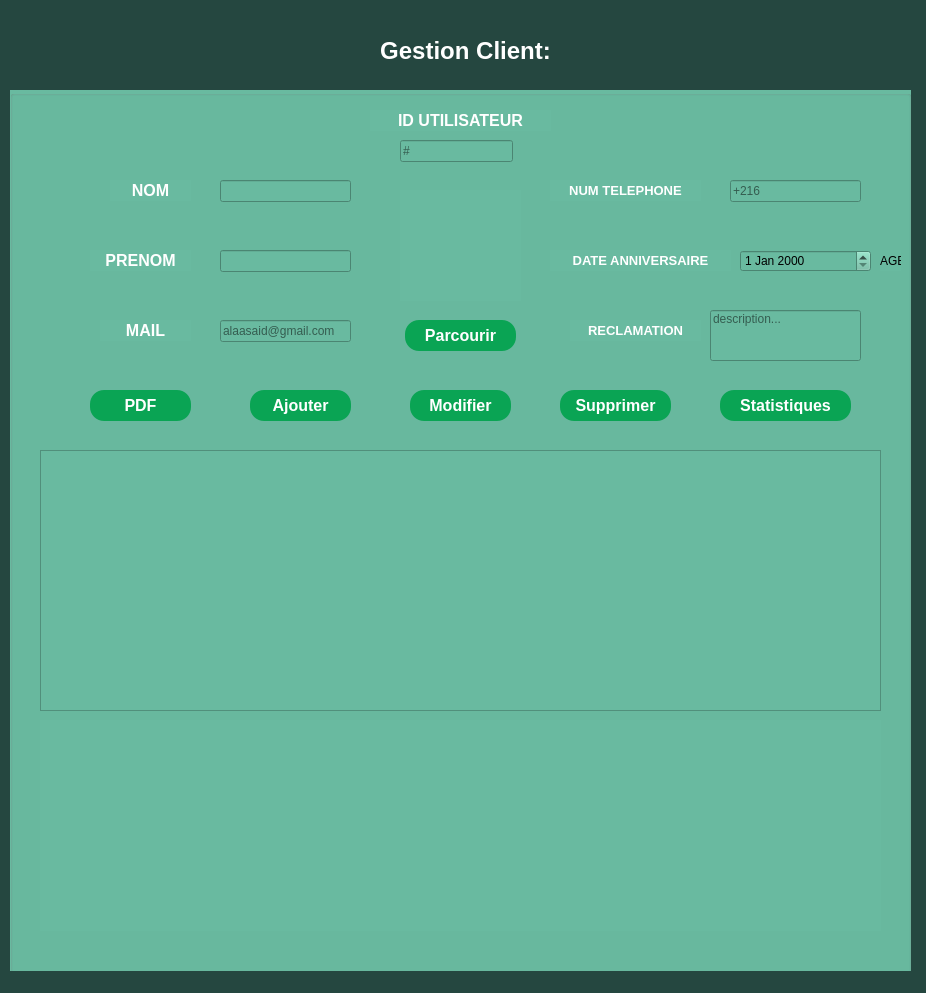
Before: the Qt Designer form gestion_client.ui in FaouziSaidi/QT_CPP, drawn with Qt 5.
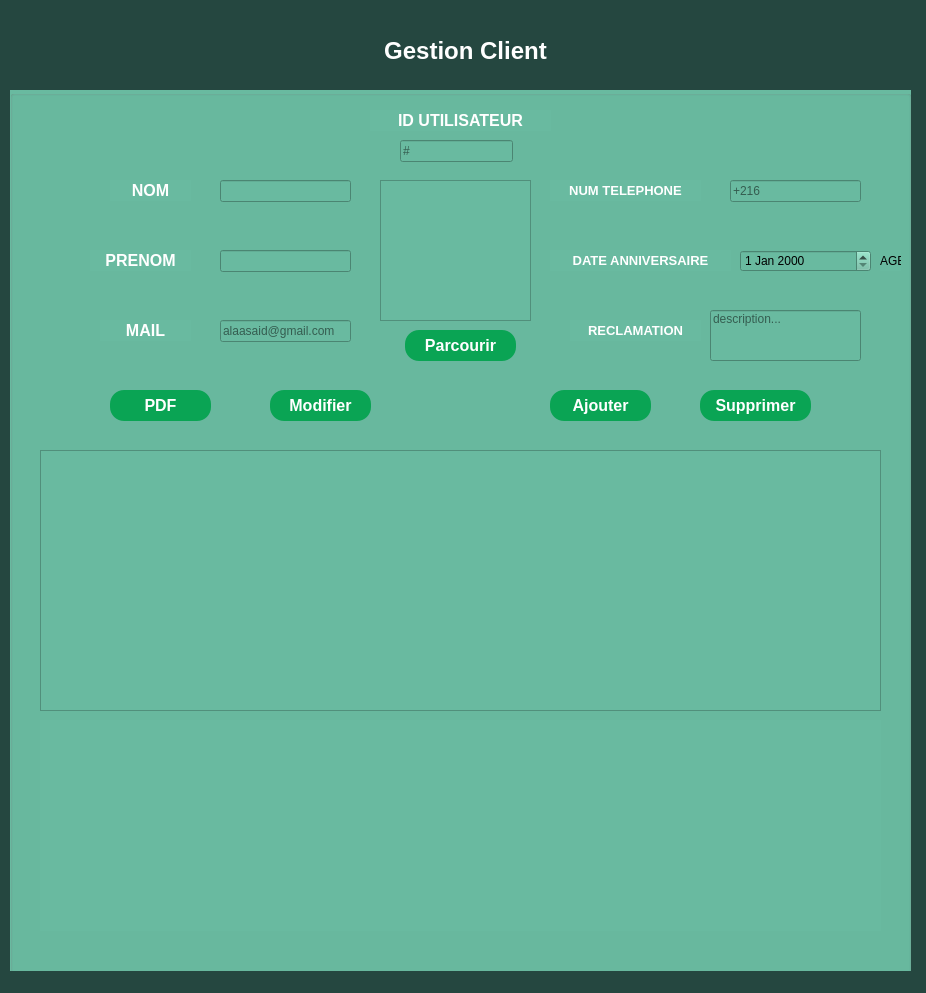
After: the same form once the commit is applied. Icons and pictures are not drawn. Custom widgets are drawn as their Qt base class.

The edit to the form file:
```diff
--- a/gestion_client.ui
+++ b/gestion_client.ui
@@ -38,7 +38,7 @@
      <string notr="true">color: rgb(255, 255, 255);</string>
     </property>
     <property name="text">
-     <string>Gestion Client:</string>
+     <string>Gestion Client</string>
     </property>
     <property name="alignment">
      <set>Qt::AlignCenter</set>
@@ -356,7 +356,7 @@
     <widget class="QPushButton" name="pushButton_Ajouter">
      <property name="geometry">
       <rect>
-       <x>240</x>
+       <x>540</x>
        <y>300</y>
        <width>101</width>
        <height>31</height>
@@ -404,7 +404,7 @@
     <widget class="QPushButton" name="pushButton_Modifier">
      <property name="geometry">
       <rect>
-       <x>400</x>
+       <x>260</x>
        <y>300</y>
        <width>101</width>
        <height>31</height>
@@ -432,7 +432,7 @@
     <widget class="QPushButton" name="pushButton_Supprimer">
      <property name="geometry">
       <rect>
-       <x>550</x>
+       <x>690</x>
        <y>300</y>
        <width>111</width>
        <height>31</height>
@@ -473,7 +473,7 @@
     <widget class="QPushButton" name="pushButton_PDF">
      <property name="geometry">
       <rect>
-       <x>80</x>
+       <x>100</x>
        <y>300</y>
        <width>101</width>
        <height>31</height>
@@ -501,12 +501,15 @@
     <widget class="QLabel" name="image_label">
      <property name="geometry">
       <rect>
-       <x>390</x>
-       <y>100</y>
-       <width>121</width>
-       <height>111</height>
+       <x>370</x>
+       <y>90</y>
+       <width>151</width>
+       <height>141</height>
       </rect>
      </property>
+     <property name="frameShape">
+      <enum>QFrame::StyledPanel</enum>
+     </property>
      <property name="text">
       <string/>
      </property>
@@ -521,7 +524,7 @@
      <property name="geometry">
       <rect>
        <x>395</x>
-       <y>230</y>
+       <y>240</y>
        <width>111</width>
        <height>31</height>
       </rect>
@@ -545,34 +548,6 @@
       <string>Parcourir</string>
      </property>
     </widget>
-    <widget class="QPushButton" name="pushButton_statistiques">
-     <property name="geometry">
-      <rect>
-       <x>710</x>
-       <y>300</y>
-       <width>131</width>
-       <height>31</height>
-      </rect>
-     </property>
-     <property name="font">
-      <font>
-       <pointsize>12</pointsize>
-       <weight>75</weight>
-       <bold>true</bold>
-      </font>
-     </property>
-     <property name="cursor">
-      <cursorShape>PointingHandCursor</cursorShape>
-     </property>
-     <property name="styleSheet">
-      <string notr="true">color: rgb(255, 255, 255);
-background-color: rgb(10, 164, 84);
-border-radius: 14px;</string>
-     </property>
-     <property name="text">
-      <string>Statistiques</string>
-     </property>
-    </widget>
     <widget class="QChartView" name="widget" native="true">
      <property name="geometry">
       <rect>
```
